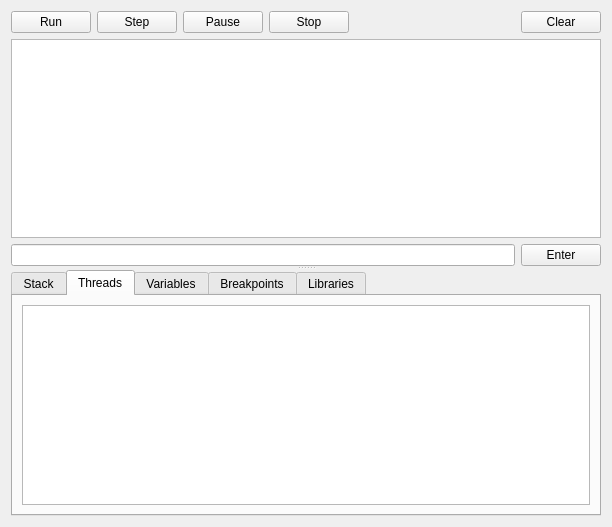
kipr/kiss, file ui/Debugger.ui: the form before one commit.
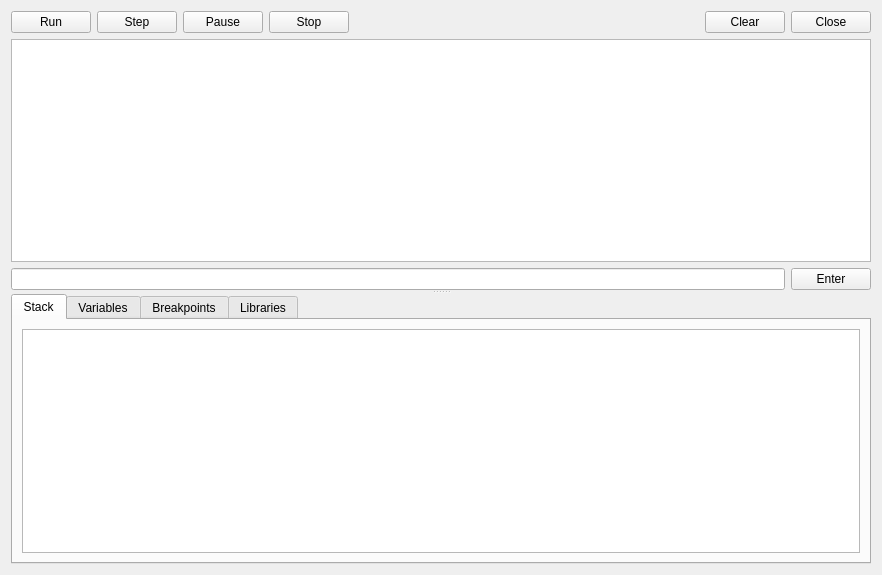
The form after the commit. The open tabs and pages were chosen to show the change. Icons and pictures are not drawn.

```diff
--- a/ui/Debugger.ui
+++ b/ui/Debugger.ui
@@ -6,8 +6,8 @@
    <rect>
     <x>0</x>
     <y>0</y>
-    <width>612</width>
-    <height>527</height>
+    <width>882</width>
+    <height>575</height>
    </rect>
   </property>
   <property name="windowTitle">
@@ -115,6 +115,21 @@
            <property name="text">
             <string>Clear</string>
            </property>
+           <property name="icon">
+            <iconset resource="../rc/rc.qrc">
+             <normaloff>:/shortcuts/file/icon_set/icons/page_white.png</normaloff>:/shortcuts/file/icon_set/icons/page_white.png</iconset>
+           </property>
+          </widget>
+         </item>
+         <item>
+          <widget class="QPushButton" name="ui_close">
+           <property name="text">
+            <string>Close</string>
+           </property>
+           <property name="icon">
+            <iconset resource="../rc/rc.qrc">
+             <normaloff>:/shortcuts/file/icon_set/icons/cross.png</normaloff>:/shortcuts/file/icon_set/icons/cross.png</iconset>
+           </property>
           </widget>
          </item>
         </layout>
@@ -174,16 +189,6 @@
         </item>
        </layout>
       </widget>
-      <widget class="QWidget" name="ui_threadTab">
-       <attribute name="title">
-        <string>Threads</string>
-       </attribute>
-       <layout class="QVBoxLayout" name="verticalLayout_2">
-        <item>
-         <widget class="QListWidget" name="ui_threads"/>
-        </item>
-       </layout>
-      </widget>
       <widget class="QWidget" name="ui_variableTab">
        <attribute name="title">
         <string>Variables</string>
```
Left out of the diff: 32 changed lines with no effect on the pictures.
